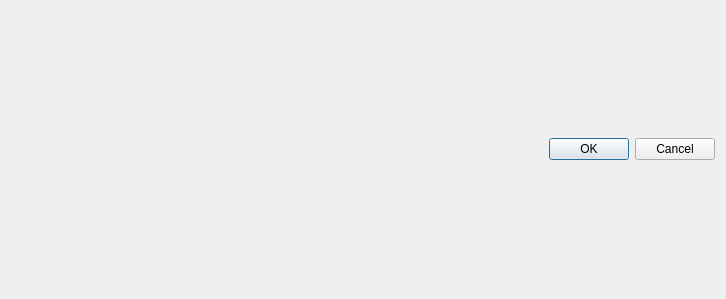
Above: src/globaloptions/globaloptionswindow.ui from QQxiaoming/quardCRT before the change. Below: the same form after it.
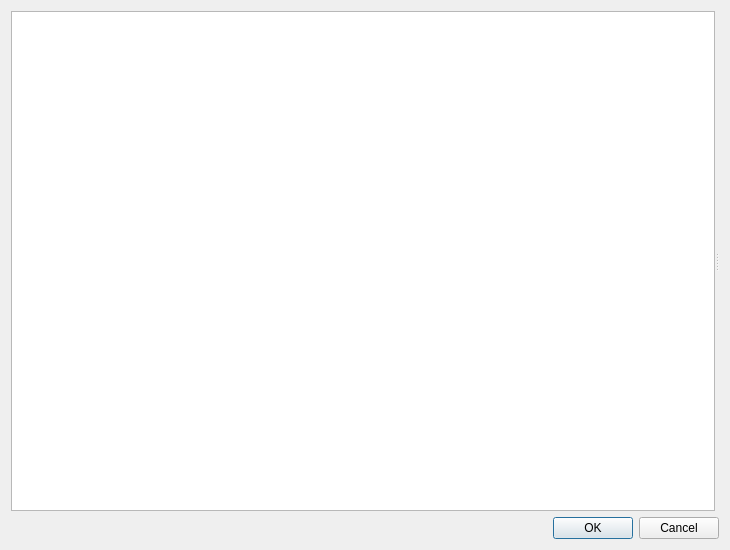
That is the form after the change.

Diff of the .ui file:
```diff
--- a/src/globaloptions/globaloptionswindow.ui
+++ b/src/globaloptions/globaloptionswindow.ui
@@ -6,19 +6,28 @@
    <rect>
     <x>0</x>
     <y>0</y>
-    <width>726</width>
-    <height>299</height>
+    <width>730</width>
+    <height>550</height>
    </rect>
   </property>
   <property name="windowTitle">
    <string>Global Options</string>
   </property>
-  <layout class="QVBoxLayout" name="verticalLayout">
-   <property name="spacing">
-    <number>4</number>
-   </property>
+  <layout class="QVBoxLayout" name="verticalLayout_2">
    <item>
-    <layout class="QHBoxLayout" name="horizontalLayout"/>
+    <widget class="QSplitter" name="splitter">
+     <property name="orientation">
+      <enum>Qt::Horizontal</enum>
+     </property>
+     <widget class="QTreeView" name="treeView"/>
+     <widget class="QWidget" name="verticalLayoutWidget">
+      <layout class="QVBoxLayout" name="verticalLayout">
+       <item>
+        <widget class="QStackedWidget" name="stackedWidget"/>
+       </item>
+      </layout>
+     </widget>
+    </widget>
    </item>
    <item>
     <widget class="QDialogButtonBox" name="buttonBox">
```
